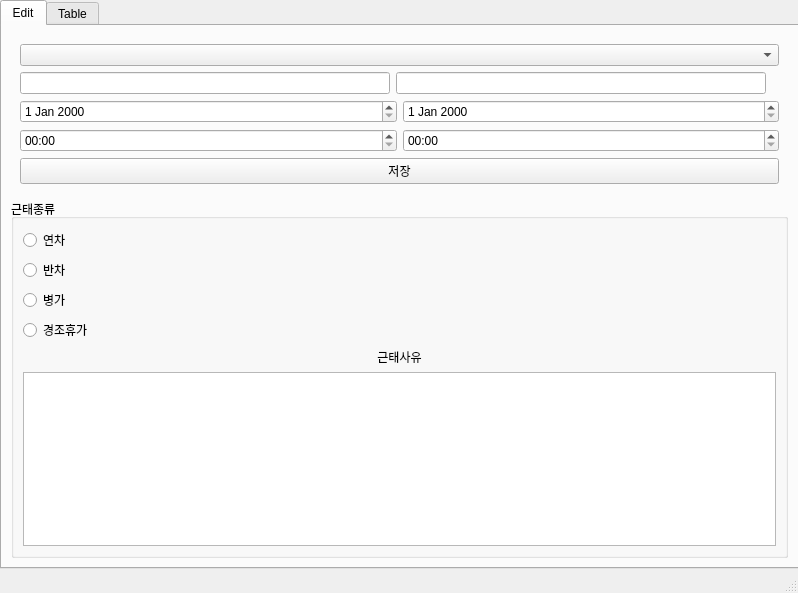
First picture: the form in templates/main.ui, repository gnsl318/Annual_program, before the edit.
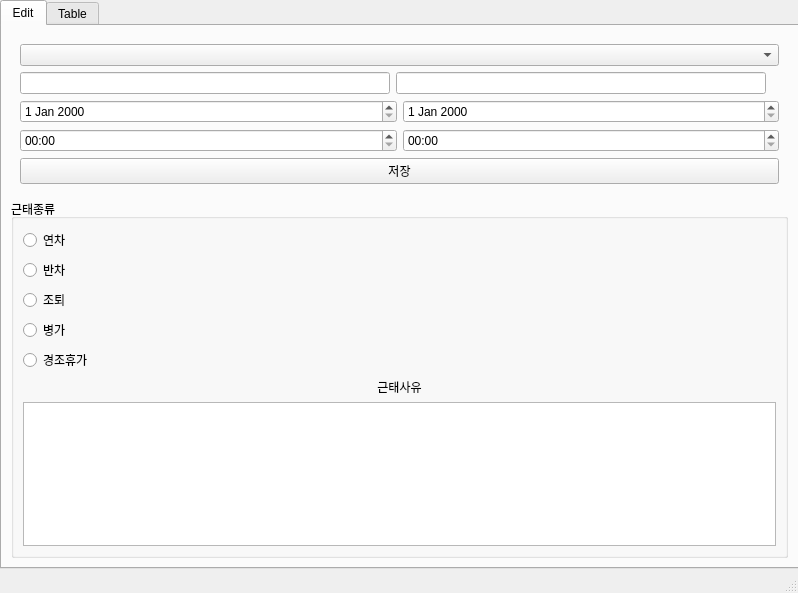
Second picture: the form after the edit.

Commit message: change directory and file name

Patch:
```diff
--- a/templates/main.ui
+++ b/templates/main.ui
@@ -132,6 +132,13 @@
                </property>
               </widget>
              </item>
+             <item>
+              <widget class="QRadioButton" name="radioButton_5">
+               <property name="text">
+                <string>조퇴</string>
+               </property>
+              </widget>
+             </item>
              <item>
               <widget class="QRadioButton" name="radioButton_3">
                <property name="text">
```
The commit also changes 2 other files.
